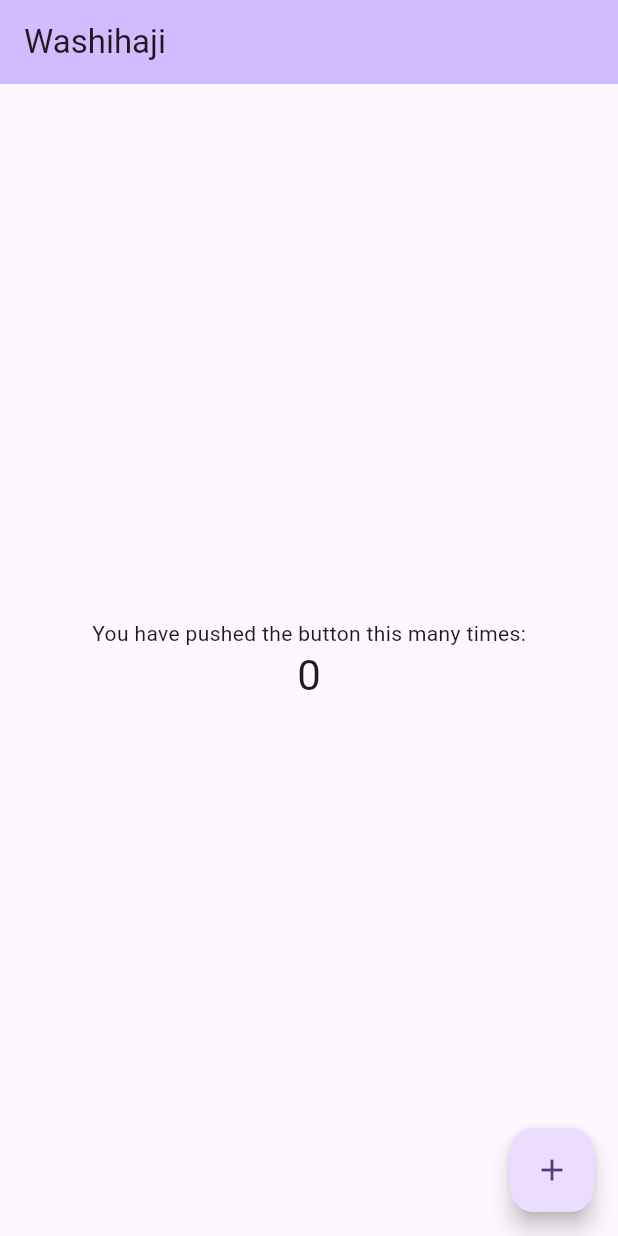
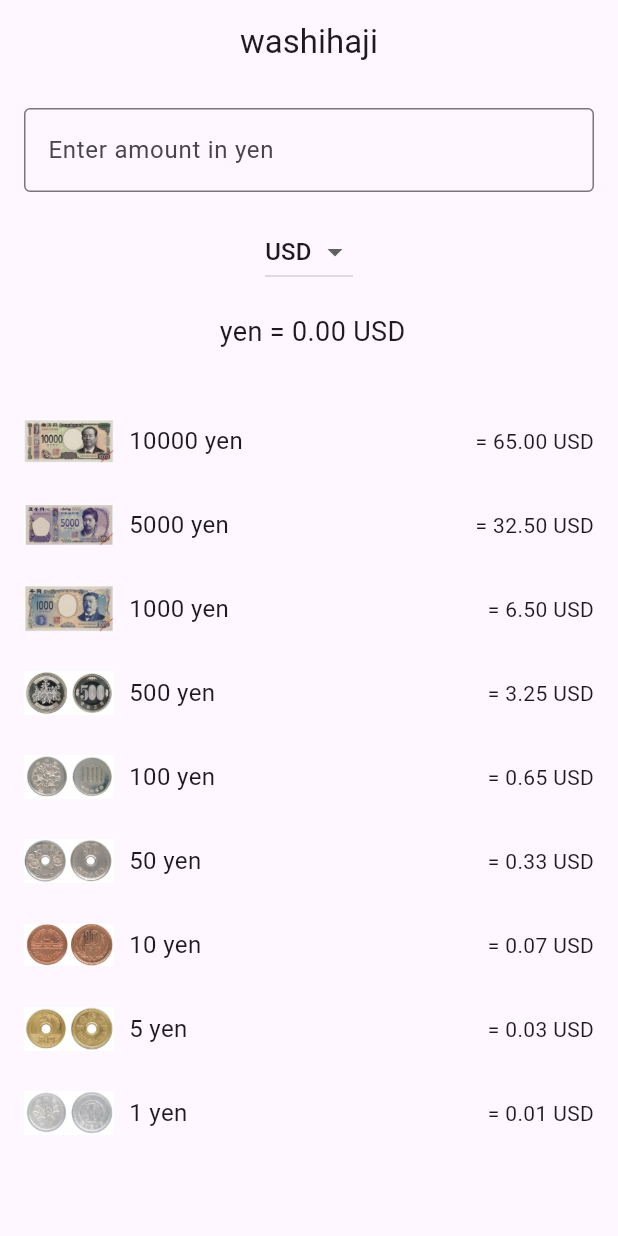
Before and after one commit to LEADME-Okinawa/washihaji, a Flutter app: the screen it shows after launch, on a phone screen of 412 x 824 dp. Run offline on Flutter 3.47's test engine with Material 3 defaults, Android fonts, the phone set to English and light mode, and no system bars.

Commit message:
add: Created a moc app.

```diff
--- a/lib/main.dart
+++ b/lib/main.dart
@@ -1,69 +1,20 @@
 import 'package:flutter/material.dart';
+import 'screens/currency_converter_screen.dart';
 
 void main() {
-  runApp(const MyApp());
+  runApp(const WashihajiApp());
 }
 
-class MyApp extends StatelessWidget {
-  const MyApp({super.key});
+class WashihajiApp extends StatelessWidget {
+  const WashihajiApp({super.key});
 
   @override
   Widget build(BuildContext context) {
     return MaterialApp(
-      title: 'Washihaji',
-      theme: ThemeData(
-        colorScheme: ColorScheme.fromSeed(seedColor: Colors.deepPurple),
-        useMaterial3: true,
-      ),
-      home: const MyHomePage(title: 'Washihaji'),
+      debugShowCheckedModeBanner: false,
+      title: 'washihaji',
+      theme: ThemeData(primarySwatch: Colors.blue),
+      home: const CurrencyConverterScreen(),
     );
   }
 }
-
-class MyHomePage extends StatefulWidget {
-  const MyHomePage({super.key, required this.title});
-
-  final String title;
-
-  @override
-  State<MyHomePage> createState() => _MyHomePageState();
-}
-
-class _MyHomePageState extends State<MyHomePage> {
-  int _counter = 0;
-
-  void _incrementCounter() {
-    setState(() {
-      _counter++;
-    });
-  }
-
-  @override
-  Widget build(BuildContext context) {
-    return Scaffold(
-      appBar: AppBar(
-        backgroundColor: Theme.of(context).colorScheme.inversePrimary,
-        title: Text(widget.title),
-      ),
-      body: Center(
-        child: Column(
-          mainAxisAlignment: MainAxisAlignment.center,
-          children: <Widget>[
-            const Text(
-              'You have pushed the button this many times:',
-            ),
-            Text(
-              '$_counter',
-              style: Theme.of(context).textTheme.headlineMedium,
-            ),
-          ],
-        ),
-      ),
-      floatingActionButton: FloatingActionButton(
-        onPressed: _incrementCounter,
-        tooltip: 'Increment',
-        child: const Icon(Icons.add),
-      ),
-    );
-  }
-}
--- /dev/null
+++ b/lib/screens/currency_converter_screen.dart
@@ -0,0 +1,82 @@
+import 'package:flutter/material.dart';
+import '../utils/currency_data.dart';
+import '../widgets/currency_conversion_row.dart';
+
+class CurrencyConverterScreen extends StatefulWidget {
+  const CurrencyConverterScreen({super.key});
+
+  @override
+  CurrencyConverterScreenState createState() => CurrencyConverterScreenState();
+}
+
+class CurrencyConverterScreenState extends State<CurrencyConverterScreen> {
+  final TextEditingController _yenController = TextEditingController();
+  String _selectedCurrency = 'USD';
+  double _convertedAmount = 0.0;
+
+  void _convertCurrency() {
+    setState(() {
+      double yen = double.tryParse(_yenController.text) ?? 0.0;
+      _convertedAmount = yen * (exchangeRates[_selectedCurrency] ?? 1.0);
+    });
+  }
+
+  @override
+  Widget build(BuildContext context) {
+    return Scaffold(
+      appBar: AppBar(title: const Text('washihaji'), centerTitle: true),
+      body: Padding(
+        padding: const EdgeInsets.all(16.0),
+        child: Column(
+          crossAxisAlignment: CrossAxisAlignment.center,
+          children: [
+            TextField(
+              controller: _yenController,
+              keyboardType: TextInputType.number,
+              decoration: const InputDecoration(
+                labelText: 'Enter amount in yen',
+                border: OutlineInputBorder(),
+              ),
+              onChanged: (value) => _convertCurrency(),
+            ),
+            const SizedBox(height: 16),
+            DropdownButton<String>(
+              value: _selectedCurrency,
+              onChanged: (String? newValue) {
+                setState(() {
+                  _selectedCurrency = newValue!;
+                  _convertCurrency();
+                });
+              },
+              items: exchangeRates.keys.map((String currency) {
+                return DropdownMenuItem<String>(
+                  value: currency,
+                  child: Text(currency),
+                );
+              }).toList(),
+            ),
+            const SizedBox(height: 16),
+            Text(
+              '${_yenController.text} yen = ${_convertedAmount.toStringAsFixed(2)} $_selectedCurrency',
+              style: const TextStyle(fontSize: 18),
+            ),
+            const SizedBox(height: 32),
+            Expanded(
+              child: ListView.builder(
+                itemCount: currencyUnits.length,
+                itemBuilder: (context, index) {
+                  final item = currencyUnits[index];
+                  return CurrencyConversionRow(
+                    yenValue: item['value'],
+                    imagePath: item['image'],
+                    selectedCurrency: _selectedCurrency,
+                  );
+                },
+              ),
+            ),
+          ],
+        ),
+      ),
+    );
+  }
+}
--- /dev/null
+++ b/lib/utils/currency_data.dart
@@ -0,0 +1,18 @@
+final Map<String, double> exchangeRates = {
+  'USD': 0.0065,
+  'KRW': 8.5,
+  'CNY': 0.046,
+  'EUR': 0.0059,
+};
+
+final List<Map<String, dynamic>> currencyUnits = [
+  {'value': 10000, 'image': 'assets/images/ten-thousand.png'},
+  {'value': 5000, 'image': 'assets/images/five-thousand.png'},
+  {'value': 1000, 'image': 'assets/images/thousand.png'},
+  {'value': 500, 'image': 'assets/images/five-hundred.png'},
+  {'value': 100, 'image': 'assets/images/hundred.png'},
+  {'value': 50, 'image': 'assets/images/fifty.png'},
+  {'value': 10, 'image': 'assets/images/ten.png'},
+  {'value': 5, 'image': 'assets/images/five.png'},
+  {'value': 1, 'image': 'assets/images/one.png'},
+];
--- /dev/null
+++ b/lib/widgets/currency_conversion_row.dart
@@ -0,0 +1,41 @@
+import 'package:flutter/material.dart';
+import '../utils/currency_data.dart';
+
+class CurrencyConversionRow extends StatelessWidget {
+  final int yenValue;
+  final String imagePath;
+  final String selectedCurrency;
+
+  const CurrencyConversionRow({
+    super.key,
+    required this.yenValue,
+    required this.imagePath,
+    required this.selectedCurrency,
+  });
+
+  @override
+  Widget build(BuildContext context) {
+    double convertedValue = yenValue * (exchangeRates[selectedCurrency] ?? 1.0);
+
+    return Padding(
+      padding: const EdgeInsets.symmetric(vertical: 8.0),
+      child: Row(
+        mainAxisAlignment: MainAxisAlignment.spaceBetween,
+        children: [
+          Row(
+            children: [
+              Image.asset(imagePath,
+                  width: 60, height: 40, fit: BoxFit.contain),
+              const SizedBox(width: 10),
+              Text(
+                '$yenValue yen',
+                style: const TextStyle(fontSize: 16),
+              ),
+            ],
+          ),
+          Text('= ${convertedValue.toStringAsFixed(2)} $selectedCurrency'),
+        ],
+      ),
+    );
+  }
+}
```
Also changed, not shown: assets/images/fifty.png (added), assets/images/five-hundred.png (added), assets/images/five-thousand.png (added), assets/images/five.png (added), assets/images/hundred.png (added), assets/images/one.png (added), assets/images/ten-thousand.png (added), assets/images/ten.png (added), assets/images/thousand.png (added).
